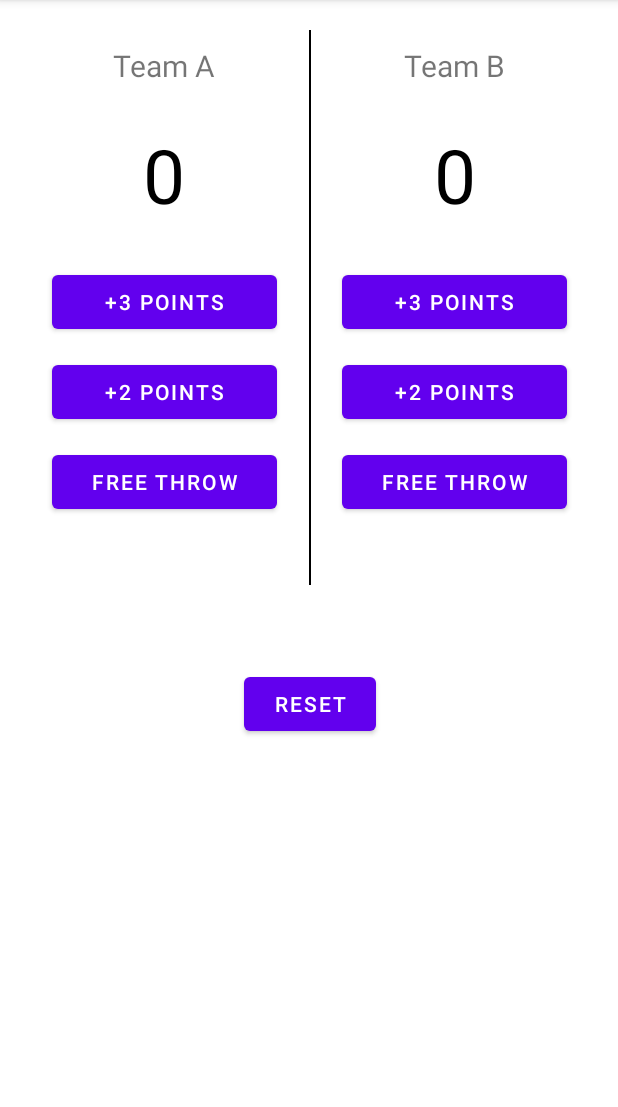
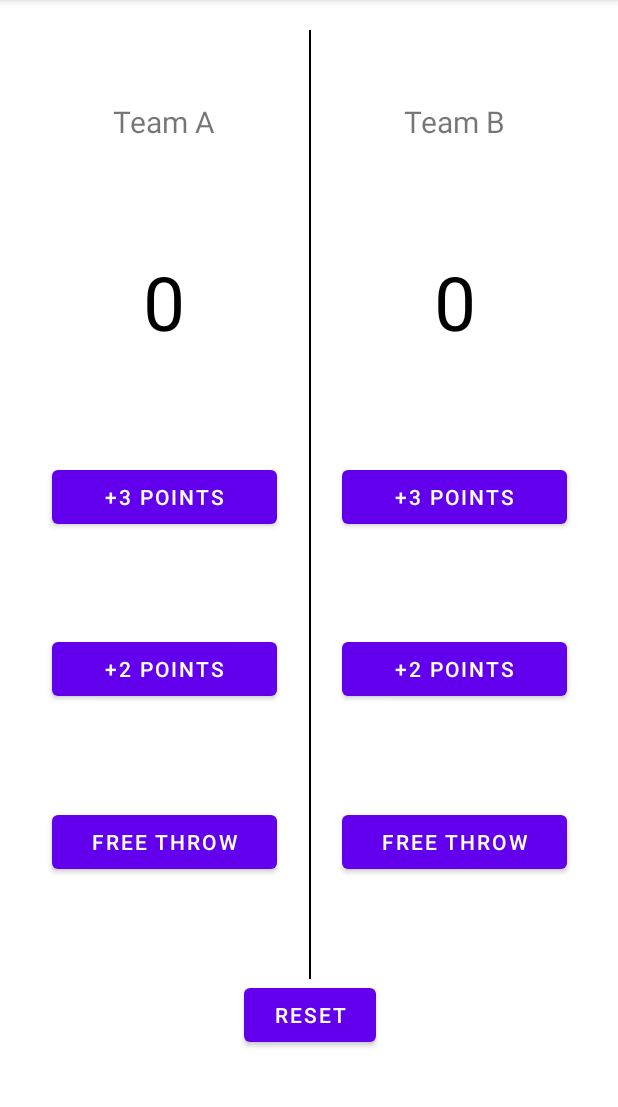
Before and after one commit to AhmedTareek/Score-Tracker, an Android app: the screen it shows after launch (MainActivity), on a phone screen of 412 x 824 dp, the part 84-1191 px from its top. Run offline under Robolectric (Android 15) with nearby library versions, the phone set to English and light mode, and no system bars.

Commit message:
fixed landscape orientation problems

```diff
--- a/app/src/main/res/layout/activity_main.xml
+++ b/app/src/main/res/layout/activity_main.xml
@@ -12,7 +12,7 @@
         android:layout_width="wrap_content"
         android:layout_height="wrap_content"
         android:layout_marginStart="75dp"
-        android:layout_marginTop="30dp"
+        app:layout_constraintBottom_toTopOf="@+id/aTeamScore"
         android:text="@string/team_a"
         android:textSize="20sp"
         app:layout_constraintStart_toStartOf="parent"
@@ -24,7 +24,8 @@
         android:layout_width="wrap_content"
 
         android:layout_height="wrap_content"
-        android:layout_marginTop="30dp"
+        app:layout_constraintBottom_toTopOf="@+id/bTeamScore"
+
         android:layout_marginEnd="75dp"
         android:text="@string/team_b"
         android:textSize="20sp"
@@ -35,8 +36,8 @@
         android:id="@+id/aTeamScore"
         android:layout_width="153dp"
         android:layout_height="78dp"
-        android:layout_marginTop="20dp"
         android:gravity="center"
+        app:layout_constraintBottom_toTopOf="@+id/a3Points"
         android:text="@string/score"
         android:textAlignment="center"
         android:textColor="@color/black"
@@ -48,22 +49,23 @@
 
     <View
         android:layout_width="1dp"
-        android:layout_height="370dp"
+        android:layout_height="0dp"
         android:layout_marginTop="20dp"
         android:background="@color/black"
         app:layout_constraintEnd_toStartOf="@+id/team_b_txt"
         app:layout_constraintStart_toEndOf="@+id/team_a_txt"
+        app:layout_constraintBottom_toTopOf="@+id/reset"
         app:layout_constraintTop_toTopOf="parent" />
 
     <TextView
         android:id="@+id/bTeamScore"
         android:layout_width="153dp"
         android:layout_height="78dp"
-        android:layout_marginTop="20dp"
         android:gravity="center"
         android:text="@string/score"
         android:textAlignment="center"
         android:textColor="@color/black"
+        app:layout_constraintBottom_toTopOf="@id/b3Points"
 
         android:textSize="50sp"
         app:layout_constraintLeft_toLeftOf="@+id/team_b_txt"
@@ -74,71 +76,73 @@
         android:id="@+id/a3Points"
         android:layout_width="150dp"
         android:layout_height="wrap_content"
-        android:layout_marginTop="120dp"
         android:text="@string/points3"
         app:layout_constraintLeft_toLeftOf="@+id/team_a_txt"
-
+        app:layout_constraintTop_toBottomOf="@+id/aTeamScore"
+        app:layout_constraintBottom_toTopOf="@+id/a2Points"
 
         app:layout_constraintRight_toRightOf="@id/team_a_txt"
-        app:layout_constraintTop_toBottomOf="@+id/team_a_txt" />
+        />
 
 
     <Button
         android:id="@+id/b3Points"
         android:layout_width="150dp"
         android:layout_height="wrap_content"
-        android:layout_marginTop="120dp"
         android:text="@string/points3"
         app:layout_constraintLeft_toLeftOf="@+id/team_b_txt"
         app:layout_constraintRight_toRightOf="@id/team_b_txt"
-        app:layout_constraintTop_toBottomOf="@+id/team_b_txt" />
+        app:layout_constraintBottom_toTopOf="@+id/b2Points"
+        app:layout_constraintTop_toBottomOf="@+id/bTeamScore" />
 
     <Button
         android:id="@+id/b2Points"
         android:layout_width="150dp"
         android:layout_height="wrap_content"
-        android:layout_marginTop="180dp"
         android:text="@string/points2"
+
         app:layout_constraintLeft_toLeftOf="@+id/team_b_txt"
         app:layout_constraintRight_toRightOf="@id/team_b_txt"
-        app:layout_constraintTop_toBottomOf="@+id/team_b_txt" />
+        app:layout_constraintBottom_toTopOf="@id/bFreeThrow"
+        app:layout_constraintTop_toBottomOf="@+id/b3Points" />
 
     <Button
         android:id="@+id/a2Points"
         android:layout_width="150dp"
         android:layout_height="wrap_content"
-        android:layout_marginTop="180dp"
         android:text="@string/points2"
         app:layout_constraintLeft_toLeftOf="@+id/team_a_txt"
         app:layout_constraintRight_toRightOf="@id/team_a_txt"
-        app:layout_constraintTop_toBottomOf="@+id/team_a_txt" />
+        app:layout_constraintBottom_toTopOf="@+id/aFreeThrow"
+        app:layout_constraintTop_toBottomOf="@+id/a3Points" />
 
     <Button
         android:id="@+id/aFreeThrow"
         android:layout_width="150dp"
         android:layout_height="wrap_content"
-        android:layout_marginTop="240dp"
         android:text="@string/free_throw"
         app:layout_constraintLeft_toLeftOf="@+id/team_a_txt"
         app:layout_constraintRight_toRightOf="@id/team_a_txt"
-        app:layout_constraintTop_toBottomOf="@+id/team_a_txt" />
+        app:layout_constraintBottom_toTopOf="@+id/reset"
+        app:layout_constraintTop_toBottomOf="@+id/a2Points" />
 
     <Button
         android:id="@+id/bFreeThrow"
         android:layout_width="150dp"
         android:layout_height="wrap_content"
-        android:layout_marginTop="240dp"
+        app:layout_constraintBottom_toTopOf="@+id/reset"
+
         android:text="@string/free_throw"
         app:layout_constraintLeft_toLeftOf="@+id/team_b_txt"
         app:layout_constraintRight_toRightOf="@id/team_b_txt"
-        app:layout_constraintTop_toBottomOf="@+id/team_b_txt" />
+        app:layout_constraintTop_toBottomOf="@+id/b2Points" />
 
     <Button
         android:id="@+id/reset"
         android:layout_width="wrap_content"
         android:layout_height="wrap_content"
-        android:layout_marginTop="100dp"
         android:text="@string/reset"
+        app:layout_constraintBottom_toBottomOf="parent"
         app:layout_constraintEnd_toEndOf="@+id/bFreeThrow"
         app:layout_constraintStart_toStartOf="@+id/aFreeThrow"
         app:layout_constraintTop_toBottomOf="@+id/aFreeThrow" />
```
